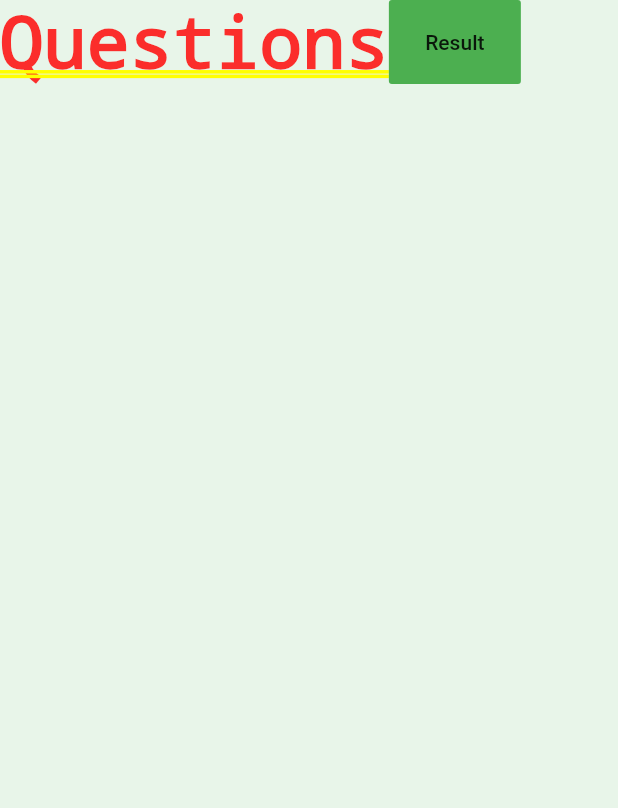
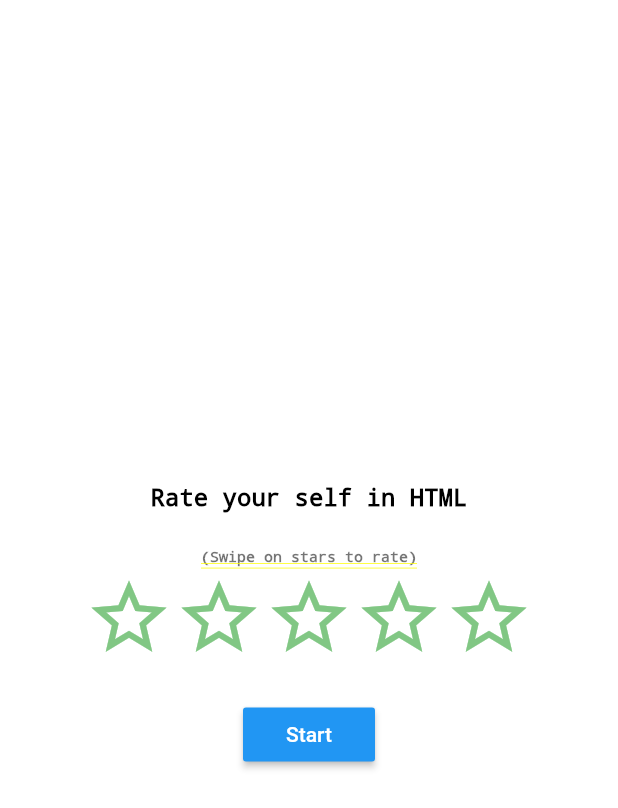
Before and after one commit to Amara-Balakrishna1/Techninja, a Flutter app: the screen it shows after launch, after a tap on "HTML", on a phone screen of 412 x 824 dp. Shown: the top 808 px of the screen. Run offline on Flutter 3.47's test engine with Material 2 defaults, Android fonts, the phone set to English and light mode, and no system bars; drawn by our look-alikes of smooth_star_rating.

Commit message:
Rating, Static Questions and arguments passing

```diff
--- a/assets/json/Questions.json
+++ b/assets/json/Questions.json
@@ -77,7 +77,7 @@
     "orginalAnswer": ""
   },
   {
-    "question": "Question7",
+    "question": "Question7adfsadfdfafasdfasdfasfafafaf",
     "options": [
       "Option a",
       "Option b",
--- a/lib/main.dart
+++ b/lib/main.dart
@@ -1,7 +1,5 @@
 import "package:flutter/material.dart";
-import 'package:techninja/pages/home.dart';
-import 'package:techninja/pages/questions.dart';
-import 'package:techninja/pages/result.dart';
+import "package:techninja/route.dart" as router;
 
 void main() {
   return runApp(Techninja());
@@ -12,11 +10,7 @@ class Techninja extends StatelessWidget {
     return MaterialApp(
       // home: Home(),
       initialRoute: '/',
-      routes: {
-        '/': (context) => Home(),
-        '/Questions': (context) => Questions(),
-        '/Result': (context) => Result()
-      },
+      onGenerateRoute: router.generateRoute,
     );
   }
 }
--- /dev/null
+++ b/lib/models/argumentsmodal.dart
@@ -0,0 +1,4 @@
+class PageArguments {
+    final String pageInfo;
+    PageArguments(this.pageInfo);
+}
--- a/lib/pages/home.dart
+++ b/lib/pages/home.dart
@@ -1,7 +1,11 @@
+import 'dart:ui';
+
 import "package:flutter/material.dart";
 import 'package:flutter/services.dart' show rootBundle;
 import 'dart:convert';
 import 'package:techninja/models/techstackmodel.dart';
+import 'package:techninja/models/argumentsmodal.dart';
+
 // import 'package:http/http.dart' as http;
 
 class Home extends StatefulWidget {
@@ -34,24 +38,31 @@ class _HomeState extends State<Home> {
 
   @override
   Widget build(BuildContext context) {
-    return Container(
-      color: Colors.white,
-      child: SafeArea(
+    return Scaffold(
+      appBar: AppBar(title: Text("Tap a tile to Proceed")),
+      body: SingleChildScrollView(
+          scrollDirection: Axis.vertical,
           child: Wrap(
               direction: Axis.horizontal,
               children: stacks.map((e) {
                 return Container(
                     height: 80.0,
                     width: 150.0,
+                    decoration: BoxDecoration(
+                        color: Colors.blue[200],
+                        borderRadius: BorderRadius.circular(10.0),
+                        border: Border.all(width: 2.0, color: Colors.blue)),
                     margin: EdgeInsets.all(20.0),
-            color: Colors.amber,
                     padding: EdgeInsets.all(10.0),
                     child: FlatButton(
                         onPressed: () {
-                  Navigator.of(context).pushNamed('/Questions');
+                          Navigator.pushNamed(context,'/Rating',arguments:PageArguments(e.techName));
                         },
                         padding: EdgeInsets.all(10.0),
-                child: Text(e.techName)));
+                        child: Text(
+                          e.techName,
+                          style: TextStyle(fontSize: 16.0, color: Colors.white),
+                        )));
               }).toList())),
     );
   }
--- /dev/null
+++ b/lib/pages/rating.dart
@@ -0,0 +1,72 @@
+import 'package:flutter/material.dart';
+import 'package:smooth_star_rating/smooth_star_rating.dart';
+import 'package:techninja/models/argumentsmodal.dart';
+
+class Ratingpage extends StatefulWidget {
+  final PageArguments pageInfo;
+  const Ratingpage({Key key, this.pageInfo}) : super(key: key);
+
+  @override
+  _RatingpageState createState() => _RatingpageState();
+}
+
+class _RatingpageState extends State<Ratingpage> {
+  double rating = 0.0;
+  @override
+  Widget build(BuildContext context) {
+    String pageInfo = widget.pageInfo.pageInfo;
+    return Container(
+        height: 600.0,
+        color: Colors.white,
+        child: Stack(
+          // alignment: AlignmentDirectional.bottomStart,
+          fit: StackFit.loose,
+          children: [
+            Align(
+                alignment: Alignment(0.0, -0.20),
+                child: Text(
+                  "Rate your self in $pageInfo",
+                  style: TextStyle(
+                      fontSize: 16.0,
+                      decoration: TextDecoration.none,
+                      color: Colors.black),
+                )),
+            Align(
+                alignment: Alignment(0.0, -0.10),
+                child: Text(
+                  "(Swipe on stars to rate)",
+                  style: TextStyle(fontSize: 10.0, color: Colors.black54),
+                )),
+            Align(
+                alignment: Alignment(0.0, 0.0),
+                child: SmoothStarRating(
+                    allowHalfRating: true,
+                    onRatingChanged: (v) {
+                      setState(() {
+                        rating = v;
+                      });
+                    },
+                    rating: rating,
+                    starCount: 5,
+                    size: 60.0,
+                    filledIconData: Icons.star,
+                    halfFilledIconData: Icons.star_half,
+                    color: Colors.green,
+                    borderColor: Colors.green[300],
+                    spacing: 0.0)),
+            Align(
+                alignment: Alignment(0.0, 0.20),
+                child: RaisedButton(
+                  color: Colors.blue,
+                  onPressed: () {
+                    Navigator.of(context).pushNamed('/Questions');
+                  },
+                  child: Text(
+                    'Start',
+                    style: TextStyle(color: Colors.white),
+                  ),
+                ))
+          ],
+        ));
+  }
+}
--- /dev/null
+++ b/lib/route.dart
@@ -0,0 +1,26 @@
+import 'package:flutter/material.dart';
+import 'package:techninja/pages/home.dart';
+import 'package:techninja/pages/questions.dart';
+import 'package:techninja/pages/rating.dart';
+import 'package:techninja/pages/result.dart';
+
+Route<dynamic> generateRoute(RouteSettings settings) {
+  switch (settings.name) {
+    case '/':
+      {
+        return MaterialPageRoute(builder: (context) => Home());
+      }
+    case '/Rating': {
+      return MaterialPageRoute(builder: (context) => Ratingpage(pageInfo: settings.arguments));
+    }
+    case '/Questions':
+      {
+        return MaterialPageRoute(builder: (context) => QuestionsPage());
+      }
+    case '/Result':
+      {
+        return MaterialPageRoute(builder: (context) => Result());
+      }
+      default: return MaterialPageRoute(builder: (context) => Home());
+  }
+}
--- a/pubspec.yaml
+++ b/pubspec.yaml
@@ -24,6 +24,8 @@ dependencies:
   flutter:
     sdk: flutter
   http: 0.12.0+4
+  smooth_star_rating: 1.0.4+2
+
   # The following adds the Cupertino Icons font to your application.
   # Use with the CupertinoIcons class for iOS style icons.
   cupertino_icons: ^0.1.3
@@ -45,7 +47,7 @@ flutter:
 
   # To add assets to your application, add an assets section, like this:
   assets:
-    # - assets/images
+    - assets/json/Questions.json
     - assets/json/TechStack.json
   # An image asset can refer to one or more resolution-specific "variants", see
   # https://flutter.dev/assets-and-images/#resolution-aware.
```
Also changed, not shown: lib/models/questionsmodel.dart (+5 -3 lines), lib/pages/questions.dart (+82 -16 lines), lib/pages/result.dart (+16 -3 lines), lib/widgets/questionWidget.dart (added, +67 -0 lines). Lines whose indentation alone changed are shown as unchanged.
